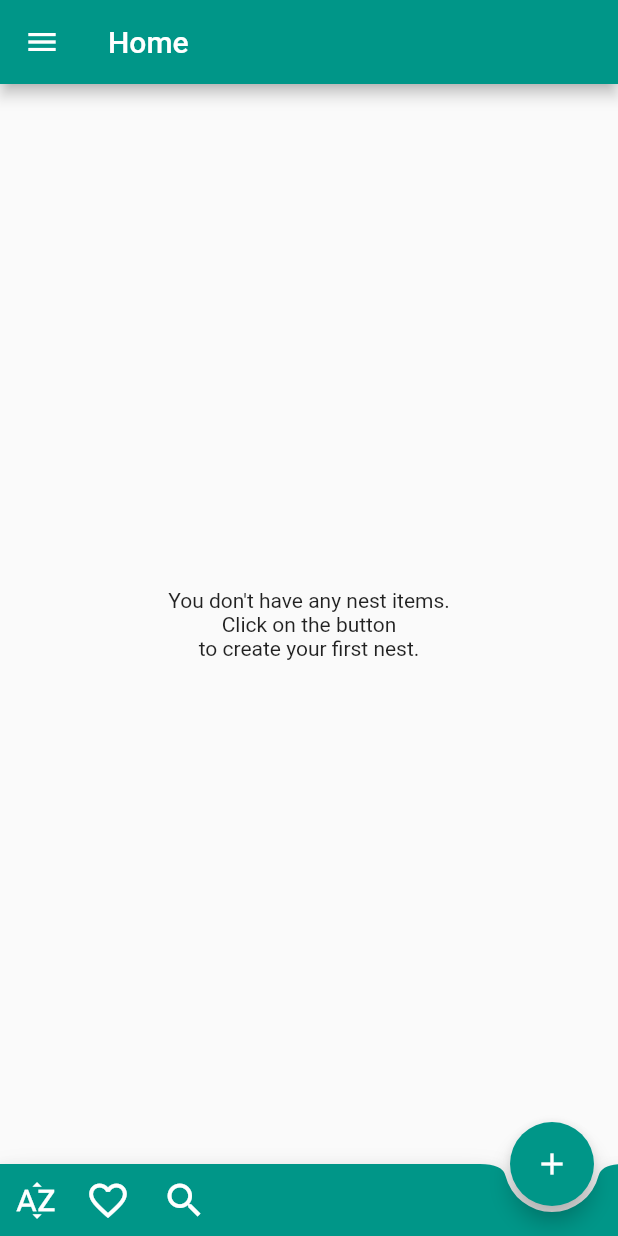
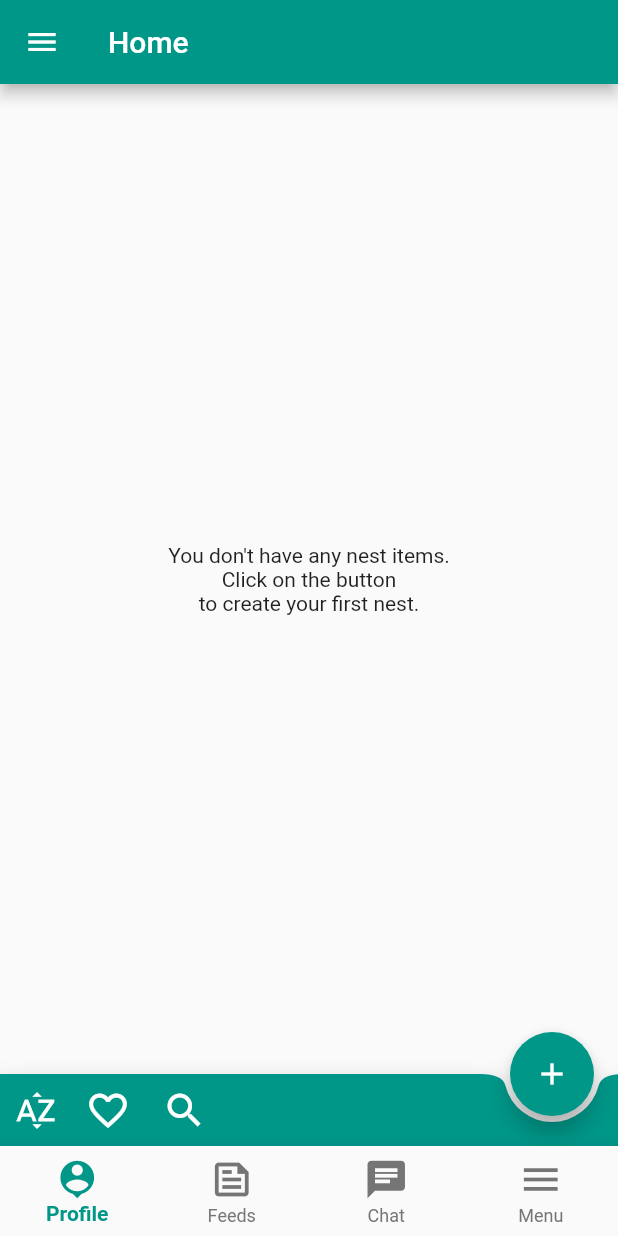
Before and after one commit to alexanderwiegel/magpie_uni, a Flutter app: the screen it shows after launch, in the side drawer, after a tap on "Chat", on a phone screen of 412 x 824 dp. Run offline on Flutter 3.47's test engine with Material 2 defaults, Android fonts, the phone set to English and light mode, and no system bars; our stand-ins replace charts_flutter, flutter_image_compress, flutter_keyboard_visibility, image_picker, socket_io_client; missing offline and left inert: flutter_circular_chart; network calls fail.

Commit message:
Show HomePage instead of Home

```diff
--- a/code/lib/view/homePage.dart
+++ b/code/lib/view/homePage.dart
@@ -8,7 +8,7 @@ import '../model/notificationModel.dart';
 import 'package:socket_io_client/socket_io_client.dart' as IO;
 import '../network/user_api_manager.dart';
 import 'package:http/http.dart' as http;
-import '../Constants.dart' as Constants;
+import 'package:magpie_uni/constants.dart';
 
 class HomePage extends StatefulWidget {
   const HomePage({Key? key}) : super(key: key);
@@ -28,7 +28,7 @@ class _HomePageState extends State<HomePage> {
       print(response.body);
       NotificationResponse n =
           NotificationResponse.fromJson(jsonDecode(response.body));
-      this.badgeCount = n.notificationCount;
+      badgeCount = n.notificationCount;
     } else {
       throw Exception('Failed to load chat');
     }
@@ -50,12 +50,12 @@ class _HomePageState extends State<HomePage> {
         onBackPressed: (value) {
           print(value);
           print("home on back called");
-          this.getNotifications();
+          getNotifications();
         },
       ),
       Container(),
     ];
-    this.getNotifications();
+    getNotifications();
     initSocket();
   }
 
@@ -73,7 +73,7 @@ class _HomePageState extends State<HomePage> {
       print(newMessage.message);
       if (newMessage.senderId == UserAPIManager.currentUserId ||
           newMessage.receiverId == UserAPIManager.currentUserId) {
-        this.getNotifications();
+        getNotifications();
       }
     });
   }
@@ -85,8 +85,8 @@ class _HomePageState extends State<HomePage> {
   }
 
   void getNotifications() {
-    this.setState(() {
-      this.fetchChatNotificationCount(UserAPIManager.currentUserId);
+    setState(() {
+      fetchChatNotificationCount(UserAPIManager.currentUserId);
     });
   }
 
@@ -96,20 +96,20 @@ class _HomePageState extends State<HomePage> {
       // body: ChatList(),
       bottomNavigationBar: BottomNavigationBar(
         currentIndex: selectedIndex,
-        selectedItemColor: Constants.mainColor,
+        selectedItemColor: mainColor,
         unselectedItemColor: Colors.grey.shade600,
-        selectedLabelStyle: TextStyle(fontWeight: FontWeight.w600),
-        unselectedLabelStyle: TextStyle(fontWeight: FontWeight.w400),
+        selectedLabelStyle: const TextStyle(fontWeight: FontWeight.w600),
+        unselectedLabelStyle: const TextStyle(fontWeight: FontWeight.w400),
         type: BottomNavigationBarType.fixed,
         items: [
-          BottomNavigationBarItem(
+          const BottomNavigationBarItem(
             icon: Icon(
               Icons.person_pin,
               size: 30.0,
             ),
             label: "Profile",
           ),
-          BottomNavigationBarItem(
+          const BottomNavigationBarItem(
             icon: Icon(
               Icons.feed_outlined,
               size: 30.0,
@@ -117,23 +117,23 @@ class _HomePageState extends State<HomePage> {
             label: "Feeds",
           ),
           BottomNavigationBarItem(
-            icon: new Stack(
+            icon: Stack(
               children: <Widget>[
-                new Icon(
+                const Icon(
                   Icons.chat,
                   size: 30.0,
                 ),
-                new Positioned(
+                Positioned(
                   right: 0,
-                  child: new Container(
-                    padding: EdgeInsets.all(1),
-                    decoration: new BoxDecoration(
-                      color: this.badgeCount == 0
+                  child: Container(
+                    padding: const EdgeInsets.all(1),
+                    decoration: BoxDecoration(
+                      color: badgeCount == 0
                           ? Colors.transparent
                           : Colors.red,
                       borderRadius: BorderRadius.circular(6),
                     ),
-                    constraints: BoxConstraints(
+                    constraints: const BoxConstraints(
                       minWidth: 12,
                       minHeight: 12,
                     ),
@@ -151,7 +151,7 @@ class _HomePageState extends State<HomePage> {
             ),
             label: "Chat",
           ),
-          BottomNavigationBarItem(
+          const BottomNavigationBarItem(
             icon: Icon(
               Icons.menu,
               size: 30.0,
@@ -160,9 +160,9 @@ class _HomePageState extends State<HomePage> {
           ),
         ],
         onTap: (index) {
-          this.setState(() {
-            this.getNotifications();
-            this.selectedIndex = index;
+          setState(() {
+            getNotifications();
+            selectedIndex = index;
           });
         },
       ),
--- a/code/lib/wrapper.dart
+++ b/code/lib/wrapper.dart
@@ -3,7 +3,7 @@ import 'package:flutter/services.dart';
 
 import 'package:magpie_uni/size.config.dart';
 import 'package:magpie_uni/view/auth/login/login.page.dart';
-import 'package:magpie_uni/view/home.dart';
+import 'package:magpie_uni/view/homePage.dart';
 
 class Wrapper extends StatelessWidget {
   const Wrapper({Key? key}) : super(key: key);
@@ -16,6 +16,6 @@ class Wrapper extends StatelessWidget {
             [DeviceOrientation.landscapeLeft, DeviceOrientation.landscapeRight])
         : SystemChrome.setPreferredOrientations([DeviceOrientation.portraitUp]);
     // TODO: if already logged in, go to Home, if not, go to Login
-    return Home();
+    return const HomePage();
   }
 }
```
